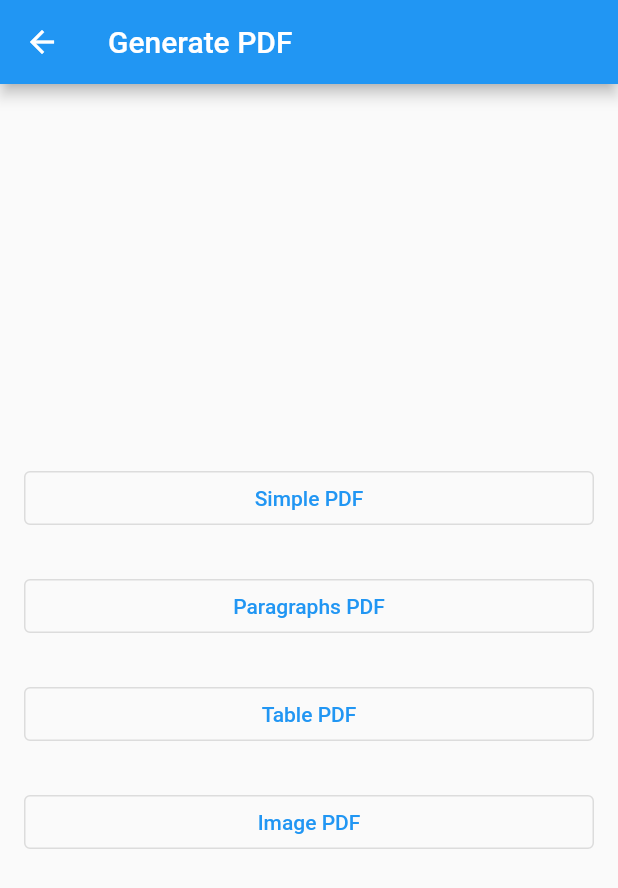
After one commit to ratiebareeng/learn-flutter, a Flutter app: the PdfPage screen opened by its route, after a tap on "Simple PDF", on a phone screen of 412 x 824 dp. The commit adds this screen. Shown: the top 888 px of the screen. Run offline on Flutter 3.47's test engine with Material 2 defaults, Android fonts, the light colour scheme and no system bars; our stand-ins replace another_flushbar, bloc, equatable, flutter_bloc, pdf, synchronized.

Commit message:
Generate and Display PDF file

```diff
--- a/lib/logging/log.dart
+++ b/lib/logging/log.dart
@@ -1,4 +1,5 @@
 import 'dart:core';
+import 'dart:developer';
 
 import 'package:test_bloc_flutter/logging/file_printer.dart';
 
@@ -71,6 +72,7 @@ class Log {
     StackTrace? stacktrace,
     bool overrideExisting = false,
   }) async {
+    log('$message ${DateTime.now().toString()}');
     return _filePrinter.logToFile(
       event: LogEvent(
         overrideExisting: overrideExisting,
--- /dev/null
+++ b/lib/ui/pdfs/pdf_api.dart
@@ -0,0 +1,48 @@
+import 'dart:io';
+
+import 'package:path_provider/path_provider.dart';
+import 'package:pdf/widgets.dart' as pw;
+
+class PdfApi {
+  static Future<File> generateCenteredText(String text) async {
+    final pdfDoc = pw.Document();
+
+    pdfDoc.addPage(
+      pw.Page(build: (context) {
+        return pw.Center(
+          child: pw.Text(
+            text,
+            style: pw.Theme.of(context).paragraphStyle.copyWith(
+                  fontSize: 48,
+                ),
+          ),
+        );
+      }),
+    );
+
+    return saveDocument(name: 'my_example.pdf', pdf: pdfDoc);
+  }
+
+  static Future<File> saveDocument(
+      {required String name, required pw.Document pdf}) async {
+    // get bytes of pdf doc
+    final bytes = await pdf.save();
+
+    final directory = await getApplicationDocumentsDirectory();
+    // access file @ path
+    File file = File('${directory.path}/$name');
+
+    if (Platform.isWindows) {
+      file = File(file.path.replaceAll('/', '\\'));
+    }
+
+    // write byte data to pdf file @ path
+    file.writeAsBytes(bytes);
+
+    return file;
+  }
+
+  static Future openPdf(File file) async {
+    //  await OpenFile.open(file.path);
+  }
+}
--- /dev/null
+++ b/lib/ui/pdfs/pdf_page.dart
@@ -0,0 +1,56 @@
+import 'package:flutter/material.dart';
+
+import 'pdf_api.dart';
+import 'pdf_paragraph_api.dart';
+
+class PdfPage extends StatelessWidget {
+  const PdfPage({super.key});
+
+  @override
+  Widget build(BuildContext context) {
+    return Scaffold(
+      appBar: AppBar(
+        title: const Text('Generate PDF'),
+      ),
+      body: Center(
+        child: Padding(
+          padding: const EdgeInsets.all(16.0),
+          child: Column(
+            mainAxisAlignment: MainAxisAlignment.center,
+            crossAxisAlignment: CrossAxisAlignment.stretch,
+            children: [
+              OutlinedButton(
+                onPressed: () async {
+                  final pdfFile =
+                      await PdfApi.generateCenteredText('Dumelang!');
+
+                  PdfApi.openPdf(pdfFile);
+                },
+                child: const Text('Simple PDF'),
+              ),
+              const SizedBox(height: 24),
+              OutlinedButton(
+                onPressed: () async {
+                  final pdfFile = await PdfParagraphApi.generatePDF();
+
+                  PdfApi.openPdf(pdfFile);
+                },
+                child: const Text('Paragraphs PDF'),
+              ),
+              const SizedBox(height: 24),
+              OutlinedButton(
+                onPressed: () async {},
+                child: const Text('Table PDF'),
+              ),
+              const SizedBox(height: 24),
+              OutlinedButton(
+                onPressed: () async {},
+                child: const Text('Image PDF'),
+              ),
+            ],
+          ),
+        ),
+      ),
+    );
+  }
+}
--- a/pubspec.yaml
+++ b/pubspec.yaml
@@ -45,6 +45,7 @@ dependencies:
   web_socket_channel: ^2.2.0
   another_flushbar: ^1.12.29
   intl: ^0.18.0
+  pdf: ^3.8.4
 
 dev_dependencies:
   flutter_test:
```
Also changed, not shown: lib/extensions/random_extenstion.dart (added, +35 -0 lines), lib/logging/log_settings.dart (+28 -1 lines), lib/main.dart (+28 -11 lines), lib/ui/pdfs/pdf_paragraph_api.dart (added, +118 -0 lines), pubspec.lock, 2 other files.
